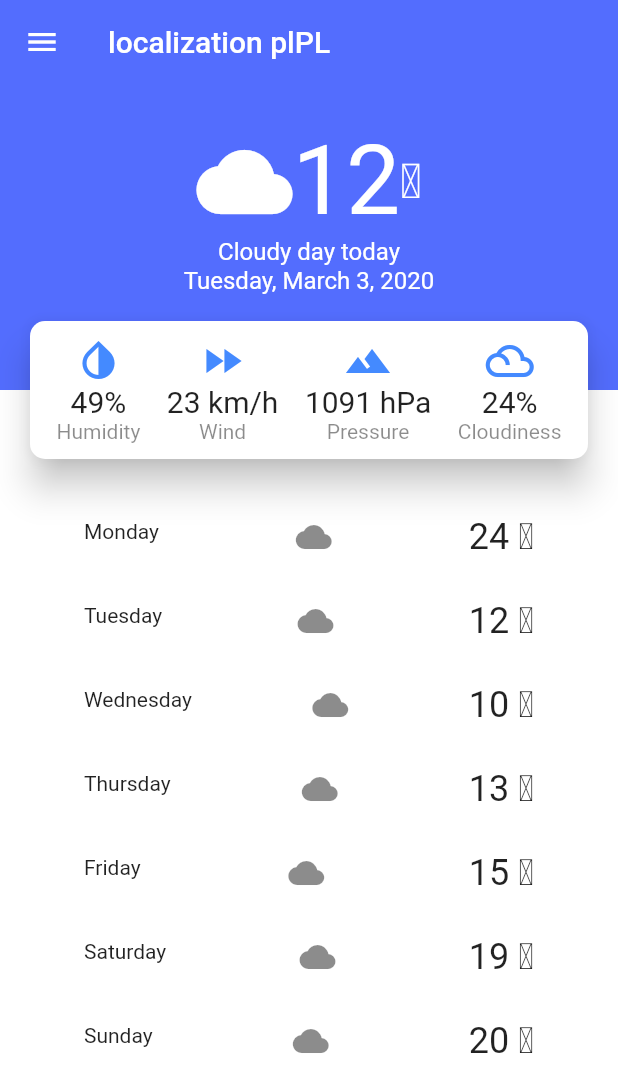
After one commit to gkubiak92/myWeatherApp, a Flutter app: the screen it shows after launch, on a phone screen of 412 x 824 dp. The commit adds this screen. Shown: the top 1092 px of the screen. Run offline on Flutter 3.47's test engine with Material 2 defaults, Android fonts, the phone set to English and light mode, and no system bars.

Commit message:
Reorganize project folders structure

```diff
--- a/lib/widgets/weather/next_days_weather.dart
+++ b/lib/screens/home/components/next_days_weather.dart
@@ -1,5 +1,6 @@
 import 'package:flutter/material.dart';
-import 'package:myWeatherApp/widgets/weather/day_list_tile.dart';
+
+import 'day_list_tile.dart';
 
 class NextDaysWeather extends StatelessWidget {
   @override
--- a/lib/widgets/weather/weather_details.dart
+++ b/lib/screens/home/components/weather_details.dart
@@ -1,5 +1,6 @@
 import 'package:flutter/material.dart';
-import 'package:myWeatherApp/widgets/weather/weather_detail_tile.dart';
+
+import 'weather_detail_tile.dart';
 
 class WeatherDetail extends StatelessWidget {
   @override
--- /dev/null
+++ b/lib/screens/home/homescreen.dart
@@ -0,0 +1,55 @@
+import 'package:flutter/material.dart';
+
+import 'components/next_days_weather.dart';
+import 'components/weather_details.dart';
+import 'components/weather_summary.dart';
+
+class HomeScreen extends StatelessWidget {
+  @override
+  Widget build(BuildContext context) {
+    return Scaffold(
+      extendBodyBehindAppBar: true, //'detach' appBar from background
+      backgroundColor: Colors.white,
+      appBar: AppBar(
+        backgroundColor: Colors.transparent,
+        elevation: 0.0,
+        title: Text('localization plPL'),
+        leading: IconButton(
+          icon: Icon(Icons.menu),
+          onPressed: () {},
+        ),
+      ),
+      body: Column(
+        children: <Widget>[
+          Stack(
+            alignment: Alignment.bottomCenter,
+            children: <Widget>[
+              Column(
+                children: <Widget>[
+                  WeatherSummary(
+                    temperature: 12,
+                    summary: 'Cloudy day today',
+                    date: DateTime.now(),
+                  ),
+                  SizedBox(
+                    height: 50,
+                  ),
+                ],
+              ),
+              WeatherDetail(),
+            ],
+          ),
+          Expanded(
+            child: Padding(
+              padding: EdgeInsets.symmetric(
+                horizontal: 40,
+                vertical: 20,
+              ),
+              child: NextDaysWeather(),
+            ),
+          )
+        ],
+      ),
+    );
+  }
+}
```
Also changed, not shown: lib/main.dart (+2 -47 lines), lib/screens/home/components/day_list_tile.dart (renamed from lib/widgets/weather/day_list_tile.dart), lib/screens/home/components/weather_detail_tile.dart (renamed from lib/widgets/weather/weather_detail_tile.dart), lib/screens/home/components/weather_summary.dart (renamed from lib/widgets/weather/weather_summary.dart).
